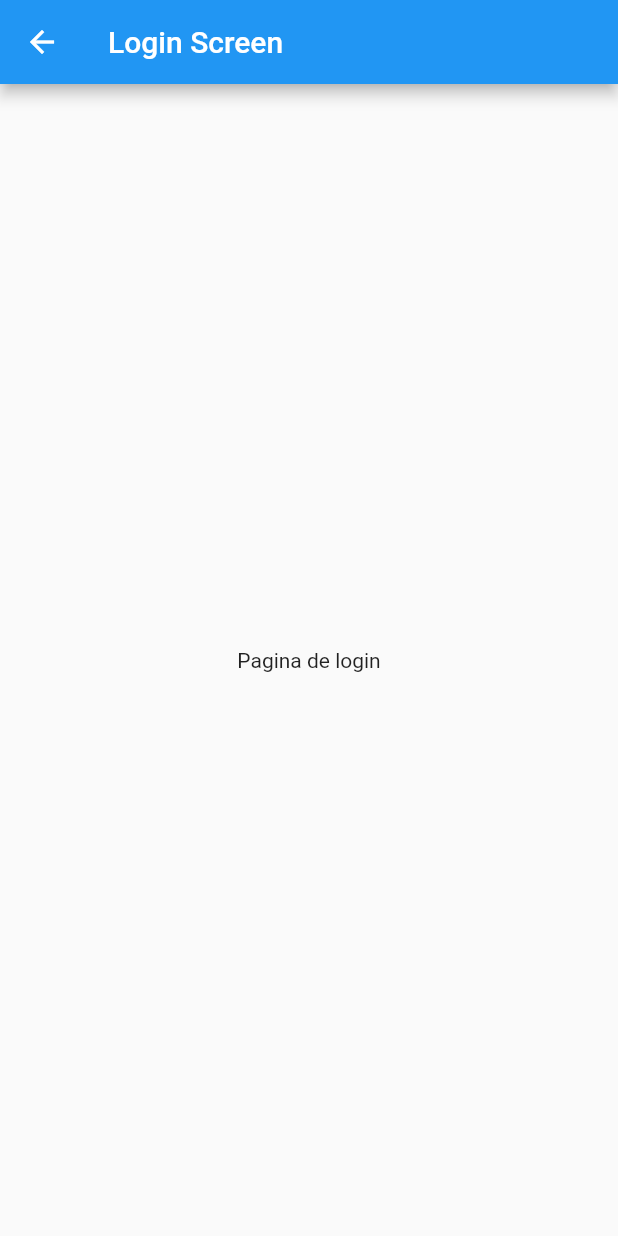
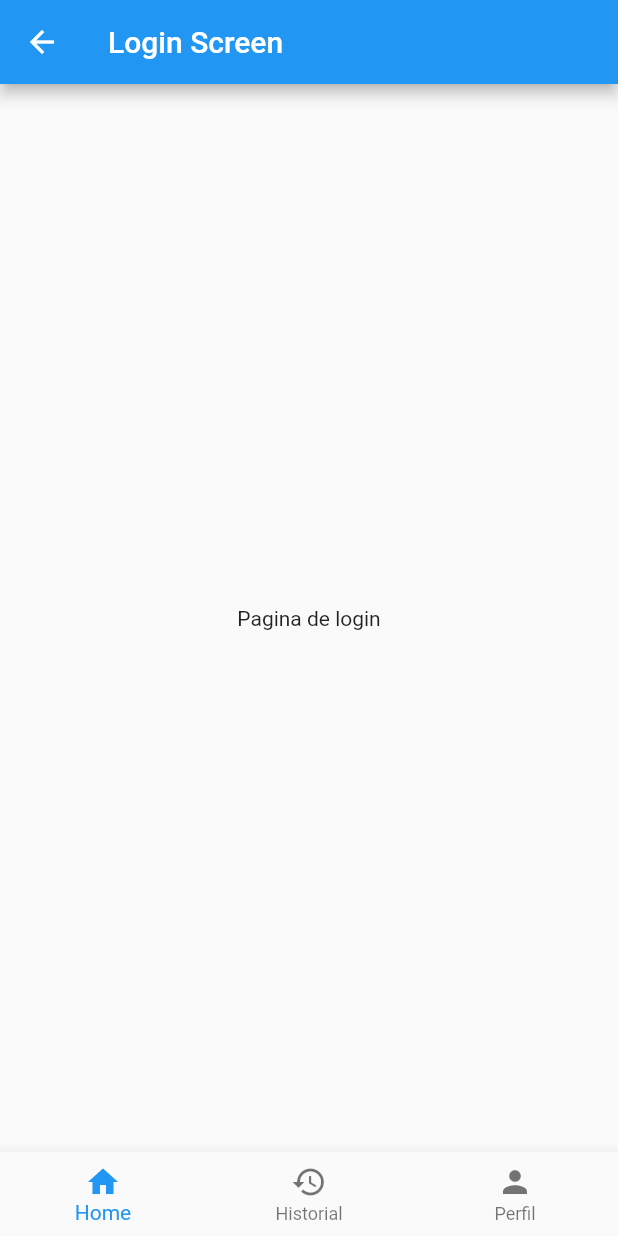
Before and after one commit to barcasnerd/Proyecto1_ProgramacionMovil, a Flutter app: the screen it shows after launch, after a tap on "Login", on a phone screen of 412 x 824 dp. Run offline on Flutter 3.47's test engine with Material 2 defaults, Android fonts, the phone set to English and light mode, and no system bars; our stand-ins replace get.

Commit message:
Navbar Widget added with the respective controller
Jair te amo

```diff
--- a/lib/main.dart
+++ b/lib/main.dart
@@ -1,5 +1,6 @@
 import 'package:exercise_tracker/ui/pages/app.dart';
 import 'package:flutter/material.dart';
+
 
 void main() {
   // TODO: Put the injection of the controller
--- /dev/null
+++ b/lib/ui/controllers/nav_controller.dart
@@ -0,0 +1,19 @@
+import 'package:get/get.dart';
+import 'package:exercise_tracker/ui/pages/history-screen.dart';
+import 'package:exercise_tracker/ui/pages/home-screen.dart';
+import 'package:exercise_tracker/ui/pages/profile-screen.dart';
+
+class NavController extends GetxController {
+  var currentIndex = 0.obs;
+
+  final List<Map<String, dynamic>> routes = [
+    {'route': '/home', 'page': const HomeScreen()},
+    {'route': '/history', 'page': const HistoryScreen()},
+    {'route': '/profile', 'page': const ProfileScreen()},
+  ];
+
+  void changePage(int index) {
+    currentIndex.value = index;
+    Get.toNamed(routes[index]['route']);
+  }
+}
--- a/lib/ui/pages/app.dart
+++ b/lib/ui/pages/app.dart
@@ -7,17 +7,19 @@ import 'package:exercise_tracker/ui/pages/map-screen.dart';
 import 'package:exercise_tracker/ui/pages/profile-screen.dart';
 import 'package:exercise_tracker/ui/pages/route-screen.dart';
 import 'package:flutter/material.dart';
+import 'package:get/get.dart';
 
 class App extends StatelessWidget {
   @override
   Widget build(BuildContext context) {
-    return MaterialApp(
+    return GetMaterialApp(
+      key: Get.key,
       debugShowCheckedModeBanner: false,
       title: 'Exercise Tracker',
       initialRoute: "/",
       routes: {
         "/": (context) => const DraftScreen(),
-        "/login": (context) => const LoginScreen(),
+        "/login": (context) => LoginScreen(),
         "/home": (context) => const HomeScreen(),
         "/route": (context) => const RouteScreen(),
         "/map": (context) => const MapScreen(),
--- a/lib/ui/pages/login.dart
+++ b/lib/ui/pages/login.dart
@@ -1,7 +1,11 @@
 import 'package:flutter/material.dart';
+import 'package:get/get.dart';
+import 'package:exercise_tracker/ui/controllers/nav_controller.dart';
+import 'package:exercise_tracker/ui/widgets/CustomNavBar.dart';
 
 class LoginScreen extends StatelessWidget {
-  const LoginScreen({super.key});
+
+  final NavController controller = Get.put(NavController());
 
   @override
   Widget build(BuildContext context) {
@@ -9,9 +13,10 @@ class LoginScreen extends StatelessWidget {
       appBar: AppBar(
         title: const Text('Login Screen'),
       ),
-      body: Center(
+      body: const Center(
         child: Text("Pagina de login"),
       ),
+      bottomNavigationBar: CustomNavBar(controller: controller),
     );
   }
 }
--- /dev/null
+++ b/lib/ui/widgets/CustomNavBar.dart
@@ -0,0 +1,32 @@
+import 'package:exercise_tracker/ui/controllers/nav_controller.dart';
+import 'package:get/get.dart';
+import 'package:flutter/material.dart';
+
+class CustomNavBar extends StatelessWidget {
+  final NavController controller;
+  const CustomNavBar({Key? key, required this.controller}) : super(key: key);
+
+  @override
+  Widget build(BuildContext context) {
+    return Obx(
+      () => BottomNavigationBar(
+        currentIndex: controller.currentIndex.value,
+        onTap: controller.changePage,
+        items: const [
+          BottomNavigationBarItem(
+            label: 'Home',
+            icon: Icon(Icons.home),
+          ),
+          BottomNavigationBarItem(
+            label: 'Historial',
+            icon: Icon(Icons.history),
+          ),
+          BottomNavigationBarItem(
+            label: 'Perfil',
+            icon: Icon(Icons.person),
+          ),
+        ],
+      ),
+    );
+  }
+}
--- a/pubspec.yaml
+++ b/pubspec.yaml
@@ -1,5 +1,5 @@
 name: exercise_tracker
-description: A new Flutter project.
+description: A flutter app made to help you track your fitness activity.
 # The following line prevents the package from being accidentally published to
 # pub.dev using `flutter pub publish`. This is preferred for private packages.
 publish_to: 'none' # Remove this line if you wish to publish to pub.dev
```
